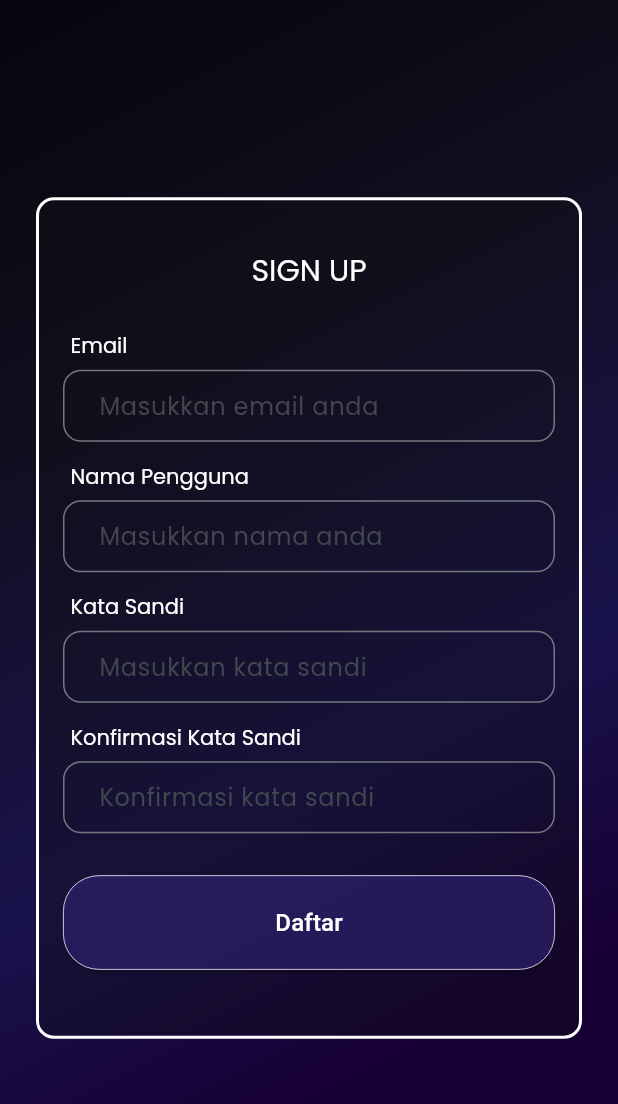
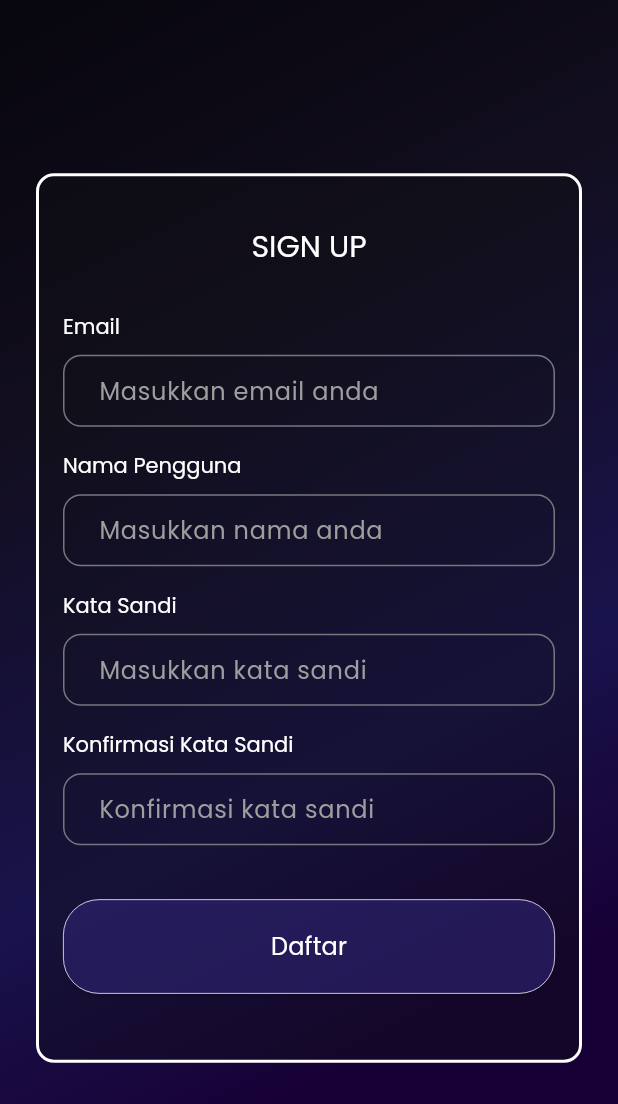
Before and after one commit to PABI-Tugas-UAS/liga-inggris-mobile, a Flutter app: the screen it shows after launch, after a tap on "Login", after a tap on "Register", on a phone screen of 412 x 824 dp. Shown: the top 1104 px of the screen. Run offline on Flutter 3.47's test engine with Material 3 defaults, Android fonts, the phone set to English and light mode, and no system bars; our stand-ins replace flutter_dotenv, flutter_svg, get, shared_preferences.

Commit message:
refactor: authentication screens
- add button widget in common
- add input field widget in common
- edit register.dart
- edit signin.dart

```diff
--- /dev/null
+++ b/lib/presentation/common/button_widget.dart
@@ -0,0 +1,31 @@
+import 'package:flutter/material.dart';
+
+Widget button({
+  required String label,
+  required VoidCallback onPressed,
+}) {
+  return SizedBox(
+    width: double.infinity,
+    child: ElevatedButton(
+      onPressed: onPressed,
+      style: ElevatedButton.styleFrom(
+        backgroundColor: const Color(0xFF3E2F9A).withOpacity(0.45),
+        foregroundColor: Colors.white,
+        shape: RoundedRectangleBorder(
+          borderRadius: BorderRadius.circular(24),
+        ),
+        side: const BorderSide(
+          color: Colors.white,
+          width: 0.5,
+        ),
+        padding: const EdgeInsets.symmetric(
+          vertical: 20,
+        ),
+      ),
+      child: Text(
+        label,
+        style: const TextStyle(fontSize: 16, fontFamily: 'Poppins'),
+      ),
+    ),
+  );
+}
--- /dev/null
+++ b/lib/presentation/common/input_field_widget.dart
@@ -0,0 +1,61 @@
+import 'package:flutter/material.dart';
+import 'package:get/get.dart';
+
+Widget inputField({
+  String? label,
+  String? labelText,
+  required TextEditingController controller,
+  required String hintText,
+  String type = 'text',
+  RxBool? obscurePassword,
+}) {
+  return Column(
+    crossAxisAlignment: CrossAxisAlignment.start,
+    children: [
+      if (label != null)
+        Padding(
+          padding: const EdgeInsets.symmetric(vertical: 8.0),
+          child: Text(
+            label,
+            style: const TextStyle(fontFamily: 'Poppins', color: Colors.white),
+          ),
+        ),
+      TextFormField(
+        controller: controller,
+        style: const TextStyle(color: Colors.white, fontFamily: 'Poppins'),
+        decoration: InputDecoration(
+          contentPadding: const EdgeInsets.symmetric(horizontal: 20),
+          hintText: hintText,
+          hintStyle: const TextStyle(color: Colors.grey),
+          labelText: labelText,
+          labelStyle:
+              const TextStyle(color: Colors.grey, fontFamily: 'Poppins'),
+          border: OutlineInputBorder(
+            borderRadius: BorderRadius.circular(12),
+          ),
+          focusedBorder: OutlineInputBorder(
+            borderRadius: BorderRadius.circular(12),
+            borderSide: const BorderSide(color: Colors.grey, width: 2),
+          ),
+          suffixIcon: type == 'password'
+              ? IconButton(
+                  padding: const EdgeInsets.symmetric(horizontal: 20),
+                  onPressed: () {
+                    if (obscurePassword != null) {
+                      obscurePassword.value = !obscurePassword.value;
+                    }
+                  },
+                  icon: Icon(
+                    obscurePassword?.value ?? false
+                        ? Icons.visibility_off
+                        : Icons.visibility,
+                    color: Colors.grey,
+                  ),
+                )
+              : null,
+        ),
+        obscureText: obscurePassword?.value ?? false,
+      )
+    ],
+  );
+}
--- a/lib/presentation/screens/auth/register.dart
+++ b/lib/presentation/screens/auth/register.dart
@@ -2,26 +2,26 @@ import 'package:flutter/material.dart';
 import 'package:get/get.dart';
 import 'package:liga_inggris_mobile/app/config/app_background_color.dart';
 import 'package:liga_inggris_mobile/app/extensions/color.dart';
+import '../../common/button_widget.dart';
+import '../../common/input_field_widget.dart';
 
 class RegisterScreen extends StatelessWidget {
+  RegisterScreen({super.key});
+
   final TextEditingController _emailController = TextEditingController();
   final TextEditingController _usernameController = TextEditingController();
   final TextEditingController _passwordController = TextEditingController();
   final TextEditingController _confirmPasswordController =
       TextEditingController();
 
-  RegisterScreen({super.key});
-
-  void _register() {
+  void _handleRegister() {
     final email = _emailController.text.trim();
     final username = _usernameController.text.trim();
     final password = _passwordController.text;
     final confirmPassword = _confirmPasswordController.text;
 
-    if (email.isEmpty ||
-        username.isEmpty ||
-        password.isEmpty ||
-        confirmPassword.isEmpty) {
+    if ([email, username, password, confirmPassword]
+        .any((item) => item.isEmpty)) {
       Get.snackbar(
         "Registrasi Gagal",
         "Semua data harus diisi",
@@ -72,12 +72,29 @@ class RegisterScreen extends StatelessWidget {
                 child: Padding(
                   padding: const EdgeInsets.all(16),
                   child: Center(
-                      child: _RegisterForm(
-                          emailController: _emailController,
-                          usernameController: _usernameController,
-                          passwordController: _passwordController,
-                          confirmPasswordController: _confirmPasswordController,
-                          onRegister: _register)),
+                    child: Column(
+                        mainAxisAlignment: MainAxisAlignment.center,
+                        crossAxisAlignment: CrossAxisAlignment.center,
+                        children: [
+                          const Padding(
+                            padding: EdgeInsets.only(top: 16, bottom: 20),
+                            child: Text(
+                              'SIGN UP',
+                              style: TextStyle(
+                                  fontSize: 20, fontFamily: 'Poppins'),
+                            ),
+                          ),
+                          _RegisterForm(
+                              emailController: _emailController,
+                              usernameController: _usernameController,
+                              passwordController: _passwordController,
+                              confirmPasswordController:
+                                  _confirmPasswordController),
+                          const SizedBox(height: 20),
+                          button(label: "Daftar", onPressed: _handleRegister),
+                          const SizedBox(height: 28),
+                        ]),
+                  ),
                 ),
               ),
             ),
@@ -89,19 +106,17 @@ class RegisterScreen extends StatelessWidget {
 }
 
 class _RegisterForm extends StatelessWidget {
-  final TextEditingController emailController;
-  final TextEditingController usernameController;
-  final TextEditingController passwordController;
-  final TextEditingController confirmPasswordController;
-  final VoidCallback onRegister;
-
   const _RegisterForm({
     required this.emailController,
     required this.usernameController,
     required this.passwordController,
     required this.confirmPasswordController,
-    required this.onRegister,
   });
+
+  final TextEditingController emailController;
+  final TextEditingController usernameController;
+  final TextEditingController passwordController;
+  final TextEditingController confirmPasswordController;
 
   @override
   Widget build(BuildContext context) {
@@ -109,96 +124,30 @@ class _RegisterForm extends StatelessWidget {
       mainAxisAlignment: MainAxisAlignment.center,
       crossAxisAlignment: CrossAxisAlignment.center,
       children: [
-        const Padding(
-          padding: EdgeInsets.only(top: 16, bottom: 20),
-          child: Text(
-            'SIGN UP',
-            style: TextStyle(fontSize: 20, fontFamily: 'Poppins'),
-          ),
-        ),
-        _buildInputField(
+        inputField(
           label: 'Email',
           controller: emailController,
           hintText: "Masukkan email anda",
         ),
-        _buildInputField(
+        const SizedBox(height: 8),
+        inputField(
           label: 'Nama Pengguna',
           controller: usernameController,
           hintText: "Masukkan nama anda",
         ),
-        _buildInputField(
+        const SizedBox(height: 8),
+        inputField(
           label: 'Kata Sandi',
           controller: passwordController,
           hintText: "Masukkan kata sandi",
         ),
-        _buildInputField(
+        const SizedBox(height: 8),
+        inputField(
           label: 'Konfirmasi Kata Sandi',
           controller: confirmPasswordController,
           hintText: "Konfirmasi kata sandi",
         ),
-        const SizedBox(height: 20),
-        SizedBox(
-          width: double.infinity,
-          child: ElevatedButton(
-            onPressed: onRegister,
-            style: ElevatedButton.styleFrom(
-              backgroundColor: HexColor("3E2F9A").withOpacity(0.45),
-              foregroundColor: Colors.white,
-              shape: RoundedRectangleBorder(
-                borderRadius: BorderRadius.circular(24),
-              ),
-              side: const BorderSide(
-                color: Colors.white,
-                width: 0.5,
-              ),
-              padding: const EdgeInsets.symmetric(
-                vertical: 20,
-              ),
-            ),
-            child: const Text(
-              "Daftar",
-              style: TextStyle(fontSize: 16),
-            ),
-          ),
-        ),
-        const SizedBox(height: 28),
-      ],
-    );
-  }
-
-  Widget _buildInputField({
-    required String label,
-    required TextEditingController controller,
-    required String hintText,
-  }) {
-    return Column(
-      crossAxisAlignment: CrossAxisAlignment.start,
-      children: [
-        Padding(
-          padding: const EdgeInsets.all(5),
-          child: Text(
-            label,
-            style: const TextStyle(fontFamily: 'Poppins'),
-          ),
-        ),
-        TextFormField(
-          controller: controller,
-          style: const TextStyle(color: Colors.white, fontFamily: 'Poppins'),
-          decoration: InputDecoration(
-            contentPadding: const EdgeInsets.symmetric(horizontal: 20),
-            labelStyle:
-                const TextStyle(color: Colors.grey, fontFamily: 'Poppins'),
-            hintText: hintText,
-            border: OutlineInputBorder(
-              borderRadius: BorderRadius.circular(12),
-            ),
-            focusedBorder: OutlineInputBorder(
-              borderRadius: BorderRadius.circular(12),
-              borderSide: const BorderSide(color: Colors.grey, width: 2),
-            ),
-          ),
-        ),
-        const SizedBox(height: 8),
+        const SizedBox(height: 16),
       ],
     );
   }
--- a/lib/presentation/screens/auth/signin.dart
+++ b/lib/presentation/screens/auth/signin.dart
@@ -3,21 +3,23 @@ import 'package:get/get.dart';
 import 'package:liga_inggris_mobile/app/config/app_background_color.dart';
 import 'package:liga_inggris_mobile/app/controllers/auth/auth_controller.dart';
 import 'package:liga_inggris_mobile/app/extensions/color.dart';
+import '../../common/button_widget.dart';
+import '../../common/input_field_widget.dart';
 
 class SignInScreen extends GetView<AuthController> {
+  SignInScreen({super.key});
+
   final TextEditingController _emailController = TextEditingController();
   final TextEditingController _passwordController = TextEditingController();
   final RxBool _obscurePassword = true.obs;
 
-  SignInScreen({super.key});
-
-  void _login() {
+  void _handleLogin() {
     final email = _emailController.text;
     final password = _passwordController.text;
     Get.find<AuthController>().login(email, password);
   }
 
-  void _register() {
+  void _handleRegister() {
     Get.toNamed('/register');
   }
 
@@ -43,40 +45,7 @@ class SignInScreen extends GetView<AuthController> {
                 child: Padding(
                   padding: const EdgeInsets.all(16),
                   child: Center(
-                    child: _SignInForm(
-                      emailController: _emailController,
-                      passwordController: _passwordController,
-                      obscurePassword: _obscurePassword,
-                      onLogin: _login,
-                      onRegister: _register,
-                    ),
-                  ),
-                ),
-              ),
-            ),
-          ),
-        ),
-      ),
-    );
-  }
-}
-
-class _SignInForm extends StatelessWidget {
-  final TextEditingController emailController;
-  final TextEditingController passwordController;
-  final RxBool obscurePassword;
-  final VoidCallback onLogin;
-  final VoidCallback onRegister;
-  const _SignInForm(
-      {required this.emailController,
-      required this.passwordController,
-      required this.obscurePassword,
-      required this.onLogin,
-      required this.onRegister});
-
-  @override
-  Widget build(BuildContext context) {
-    return Column(
+                    child: Column(
                         mainAxisAlignment: MainAxisAlignment.center,
                         crossAxisAlignment: CrossAxisAlignment.center,
                         children: [
@@ -84,89 +53,17 @@ class _SignInForm extends StatelessWidget {
                             padding: EdgeInsets.only(top: 8, bottom: 24),
                             child: Text(
                               'SIGN IN',
-            style: TextStyle(fontSize: 20, fontFamily: 'Poppins'),
+                              style: TextStyle(
+                                  fontSize: 20, fontFamily: 'Poppins'),
                             ),
                           ),
-        TextFormField(
-          controller: emailController,
-          style: const TextStyle(color: Colors.white, fontFamily: 'Poppins'),
-          decoration: InputDecoration(
-            contentPadding: const EdgeInsets.symmetric(horizontal: 20),
-            labelText: "Email",
-            labelStyle:
-                const TextStyle(color: Colors.grey, fontFamily: 'Poppins'),
-            hintText: "Masukkan email",
-            border: OutlineInputBorder(
-              borderRadius: BorderRadius.circular(12),
-            ),
-            focusedBorder: OutlineInputBorder(
-              borderRadius: BorderRadius.circular(12),
-              borderSide: const BorderSide(color: Colors.grey, width: 2),
-            ),
-          ),
+                          _SignInForm(
+                            emailController: _emailController,
+                            passwordController: _passwordController,
+                            obscurePassword: _obscurePassword,
                           ),
                           const SizedBox(height: 16),
-        Obx(() {
-          return TextFormField(
-            controller: passwordController,
-            style: const TextStyle(color: Colors.white, fontFamily: 'Poppins'),
-            decoration: InputDecoration(
-              contentPadding: const EdgeInsets.symmetric(horizontal: 20),
-              labelText: "Kata Sandi",
-              labelStyle:
-                  const TextStyle(color: Colors.grey, fontFamily: 'Poppins'),
-              hintText: "Masukkan kata sandi",
-              border: OutlineInputBorder(
-                borderRadius: BorderRadius.circular(16),
-              ),
-              focusedBorder: OutlineInputBorder(
-                borderRadius: BorderRadius.circular(16),
-                borderSide: const BorderSide(color: Colors.grey, width: 2),
-              ),
-              suffixIcon: IconButton(
-                padding: const EdgeInsets.symmetric(horizontal: 20),
-                onPressed: () {
-                  obscurePassword.value = !obscurePassword.value;
-                },
-                icon: Icon(
-                  obscurePassword.value
-                      ? Icons.visibility_off
-                      : Icons.visibility,
-                ),
-              ),
-            ),
-            obscureText: obscurePassword.value,
-          );
-        }),
-        const SizedBox(height: 16),
-        SizedBox(
-          width: double.infinity,
-          child: ElevatedButton(
-            onPressed: () {
-              final email = emailController.text;
-              final password = passwordController.text;
-              Get.find<AuthController>().login(email, password);
-            },
-            style: ElevatedButton.styleFrom(
-              backgroundColor: HexColor("3E2F9A").withOpacity(0.45),
-              foregroundColor: Colors.white,
-              shape: RoundedRectangleBorder(
-                borderRadius: BorderRadius.circular(24),
-              ),
-              side: const BorderSide(
-                color: Colors.white,
-                width: 0.5,
-              ),
-              padding: const EdgeInsets.symmetric(
-                vertical: 20,
-              ),
-            ),
-            child: const Text(
-              "Login",
-              style: TextStyle(fontSize: 16, fontFamily: 'Poppins'),
-            ),
-          ),
-        ),
+                          button(label: "Login", onPressed: _handleLogin),
                           const SizedBox(
                             height: 16,
                           ),
@@ -194,34 +91,49 @@ class _SignInForm extends StatelessWidget {
                           const SizedBox(
                             height: 16,
                           ),
-        SizedBox(
-          width: double.infinity,
-          child: ElevatedButton(
-            onPressed: () {
-              Get.toNamed('/register');
-            },
-            style: ElevatedButton.styleFrom(
-              backgroundColor: HexColor("3E2F9A").withOpacity(0.45),
-              foregroundColor: Colors.white,
-              shape: RoundedRectangleBorder(
-                borderRadius: BorderRadius.circular(24),
+                          button(label: 'Register', onPressed: _handleRegister),
+                          const SizedBox(
+                            height: 24,
                           ),
-              side: const BorderSide(
-                color: Colors.white,
-                width: 0.5,
-              ),
-              padding: const EdgeInsets.symmetric(
-                vertical: 20,
-              ),
-            ),
-            child: const Text(
-              "Register",
-              style: TextStyle(fontSize: 16, fontFamily: 'Poppins'),
+                        ]),
                   ),
                 ),
               ),
-        const SizedBox(
-          height: 24,
+            ),
+          ),
+        ),
+      ),
+    );
+  }
+}
+
+class _SignInForm extends StatelessWidget {
+  const _SignInForm({
+    required this.emailController,
+    required this.passwordController,
+    required this.obscurePassword,
+  });
+
+  final TextEditingController emailController;
+  final TextEditingController passwordController;
+  final RxBool obscurePassword;
+
+  @override
+  Widget build(BuildContext context) {
+    return Column(
+      children: [
+        inputField(
+          labelText: 'Email',
+          controller: emailController,
+          hintText: 'Masukkan email anda',
+        ),
+        const SizedBox(height: 16),
+        inputField(
+          labelText: 'Kata Sandi',
+          controller: passwordController,
+          hintText: 'Masukkan kata sandi',
+          type: 'password',
+          obscurePassword: obscurePassword,
         ),
       ],
     );
```
Lines whose indentation alone changed are shown as unchanged.
